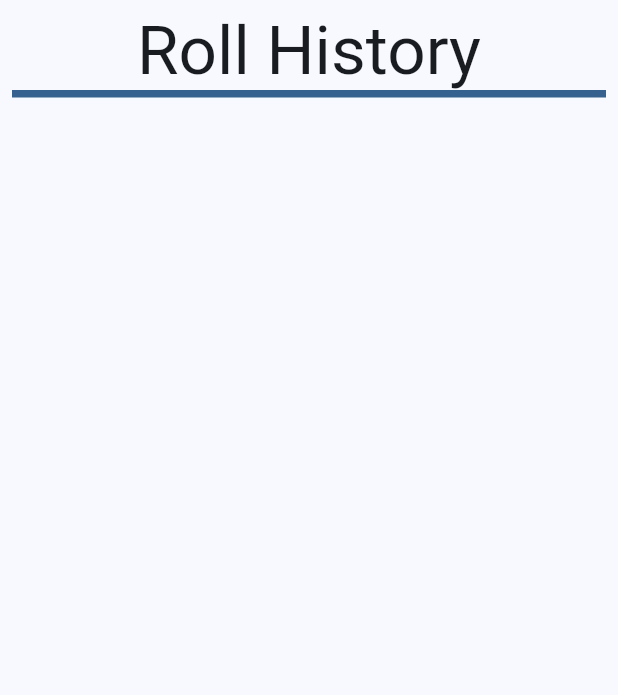
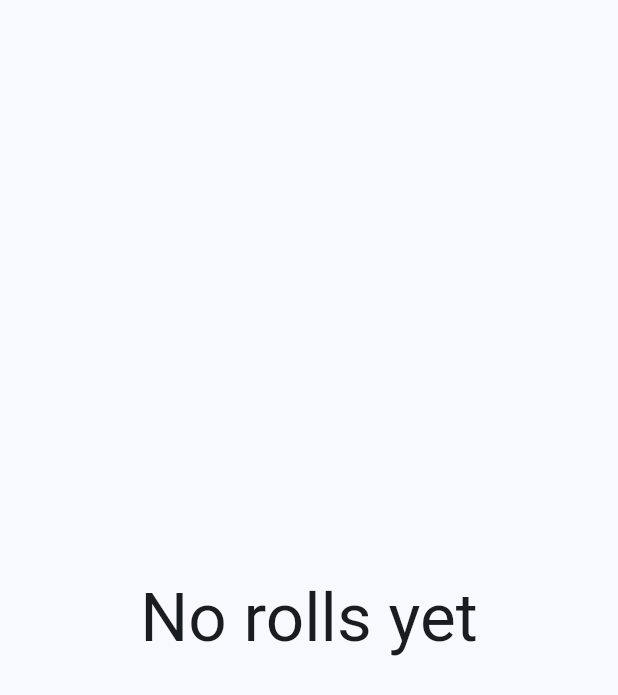
Before and after one commit to KobeLemon/tabletop-dice-roller, a Flutter app: the RollHistoryPage widget shown alone on an empty page, opened directly, on a phone screen of 412 x 824 dp. Shown: the top 695 px of the screen. Run offline on Flutter 3.47's test engine with Material 3 defaults, Android fonts, the phone set to English and light mode, and no system bars; our stand-ins replace font_awesome_flutter.

Commit message:
Finished roll history page

```diff
--- a/lib/main.dart
+++ b/lib/main.dart
@@ -43,6 +43,8 @@ class MyAppState extends ChangeNotifier {
   int modifier = 0; // modifiers for skills, injuries, etc.
   String diceBaseImagePath = "assets/images/"; // base path for all images
   int totalSum = 0; // total sum of latest dice rolls
+  List<String> rollHistory = <String>[]; // keeps track of the dice roll history
+  String rollSummary = "";
 
   // This list keeps track of how many dice will be rolled at a time.
   // Default is empty. For testing purposes, I will use 1 of each
@@ -57,36 +59,39 @@ class MyAppState extends ChangeNotifier {
     Dice(12, 12),
     Dice(20, 20),
     Dice(100, 100),
-    // Dice(2, 2),
-    // Dice(3, 3),
-    // Dice(4, 4),
-    // Dice(6, 6),
-    // Dice(8, 8),
-    // Dice(10, 10),
-    // Dice(12, 12),
-    // Dice(20, 20),
-    // Dice(100, 100),
-    // Dice(2, 2),
-    // Dice(3, 3),
-    // Dice(4, 4),
-    // Dice(6, 6),
-    // Dice(8, 8),
-    // Dice(10, 10),
-    // Dice(12, 12),
-    // Dice(20, 20),
-    // Dice(100, 100),
+    Dice(2, 2),
+    Dice(3, 3),
+    Dice(4, 4),
+    Dice(6, 6),
+    Dice(8, 8),
+    Dice(10, 10),
+    Dice(12, 12),
+    Dice(20, 20),
+    Dice(100, 100),
+    Dice(2, 2),
+    Dice(3, 3),
+    Dice(4, 4),
+    Dice(6, 6),
+    Dice(8, 8),
+    Dice(10, 10),
+    Dice(12, 12),
+    Dice(20, 20),
+    Dice(100, 100),
   ];
 
   // Generate a random face number between 1 and the current dice's maxFace,
   //  then add that number to the total.
   void rollDice() {
     totalSum = 0;
+    rollSummary = "";
     if (diceList.isNotEmpty) {
       for (Dice dice in diceList) {
         int random = Random().nextInt(dice.maxFace) + 1;
         dice.currentFace = random + modifier;
         totalSum += dice.currentFace;
+        rollSummary += "\nd${dice.maxFace}: ${dice.currentFace}";
       }
+      rollHistory.add("Rolled $totalSum total. $rollSummary");
     }
     notifyListeners(); // Notify listeners to rebuild the UI
   }
@@ -98,9 +103,6 @@ class MyAppState extends ChangeNotifier {
         (Dice diceA, Dice diceB) => diceA.maxFace.compareTo(diceB.maxFace));
     notifyListeners();
   }
-
-  // This list keeps track of the dice roll history
-  List<String> rollHistory = <String>[];
 }
 // ==================== End of Overall App Class/State ==================== //
 
@@ -385,41 +387,46 @@ class RollDiceBtn extends StatelessWidget {
 // ============= Start of Roll History Page ============= //
 class RollHistoryPage extends StatelessWidget {
   const RollHistoryPage({super.key});
-
   @override
   Widget build(BuildContext context) {
     MyAppState appState = context.watch<MyAppState>();
     ThemeData theme = Theme.of(context);
     TextStyle titleStyle = theme.textTheme.displayMedium!;
-    TextStyle wordStyle = theme.textTheme.displaySmall!
-        .copyWith(color: theme.colorScheme.onPrimary);
 
+    if (appState.rollHistory.isEmpty) {
+      return Center(
+        child: Text(
+          "No rolls yet",
+          style: titleStyle,
+        ),
+      );
+    }
     return SafeArea(
       child: ListView(
         padding: const EdgeInsets.all(8),
         children: [
-          Container(
-            decoration: BoxDecoration(
-              border: Border(
-                  bottom:
-                      BorderSide(color: theme.colorScheme.primary, width: 5)),
-            ),
-            child: Center(
-                child: Text(
-              "Roll History",
-              style: titleStyle,
-            )),
-          ),
           const SizedBox(
             height: 30,
           ),
-          // ClearFavsBtn(appState: appState),
-          // SizedBox(height: 30,),
+          for (String roll in appState.rollHistory) ...[
+            Card(
+              color: theme.colorScheme.primary,
+              child: Padding(
+                padding: const EdgeInsets.all(10.0),
+                child: Center(
+                    child: Text(
+                  roll,
+                  style: const TextStyle(fontSize: 20, color: Colors.white),
+                )),
+              ),
+            ),
+            const SizedBox(height: 20),
+          ],
         ],
       ),
     );
   }
 }
-// ============= Start of Roll History Page ============= //
+// ============= End of Roll History Page ============= //
 
 // ==================== End of App Pages ==================== //
```
Also changed, not shown: 1 other file. Lines whose indentation alone changed are shown as unchanged.
